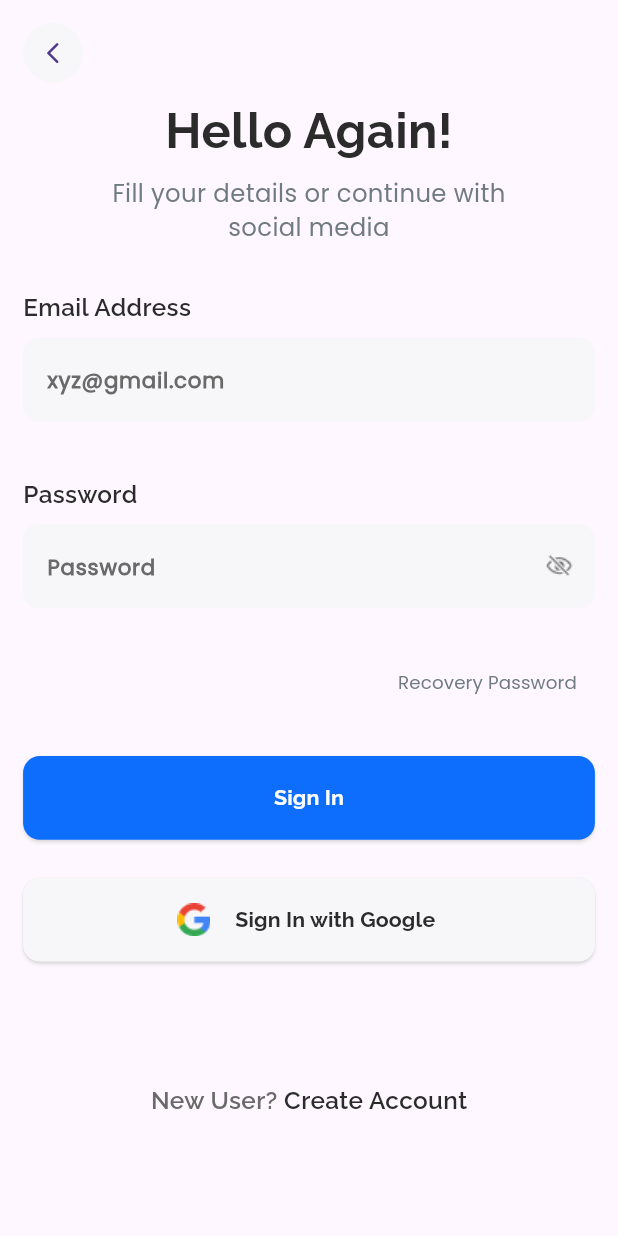
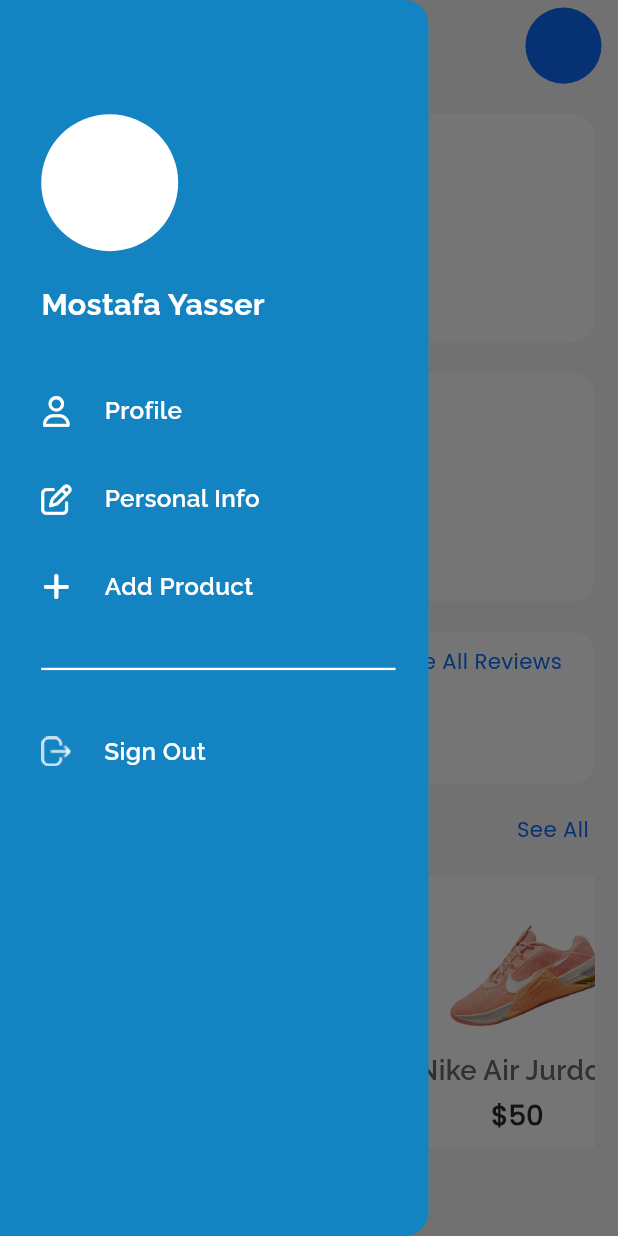
Before and after one commit to mostafa1255/Nike_Vendors_App, a Flutter app: the screen it shows after launch, with the side drawer open (before the commit the screen has no drawer), on a phone screen of 412 x 824 dp. Run offline on Flutter 3.47's test engine with Material 3 defaults, Android fonts, the phone set to English and light mode, and no system bars; drawn by our look-alikes of auto_size_text; our stand-ins replace bloc, cloud_firestore, dartz, firebase_auth, firebase_core, flutter_bloc and 4 more; accounts and stored records are empty.

Commit message:
Finish Home Screen UI

```diff
--- a/lib/app/core/styles/text_Style.dart
+++ b/lib/app/core/styles/text_Style.dart
@@ -4,6 +4,13 @@ import 'package:flutter_screenutil/flutter_screenutil.dart';
 import '../constants.dart';
 
 class Txtstyle {
+  static TextStyle style50({required BuildContext context}) {
+    return TextStyle(
+        // fontFamily: Constants.popinsFamily,
+        fontSize: 50.sp,
+        color: Colors.white);
+  }
+
   static TextStyle style34({required BuildContext context}) {
     return TextStyle(
         fontFamily: Constants.relwayFamily,
--- a/lib/app/router/app_router.dart
+++ b/lib/app/router/app_router.dart
@@ -22,7 +22,7 @@ abstract class Approuter {
     routes: [
       GoRoute(
         path: initial,
-        builder: (context, state) => LoginScreen(),
+        builder: (context, state) => HomeScreen(),
       ),
       /*  GoRoute(
         path: pageview,
--- a/lib/app/views/screens/home_screen/home_screen.dart
+++ b/lib/app/views/screens/home_screen/home_screen.dart
@@ -1,142 +1,21 @@
 import 'package:flutter/material.dart';
+import 'package:nike_app_vendors/app/views/screens/home_screen/widgets/homeAppBar.dart';
 
-class VendorHomeScreen extends StatelessWidget {
+import '../../../core/styles/App_Colors.dart';
+import 'widgets/HomeDrawer.dart';
+import 'widgets/HomeScreenBody.dart';
+
+class HomeScreen extends StatelessWidget {
+  const HomeScreen({super.key});
+// This code defines a HomeScreen class that extends StatelessWidget. It builds a Scaffold widget with a body of HomeScreenBody widget.
+
   @override
   Widget build(BuildContext context) {
     return Scaffold(
-      appBar: AppBar(
-        title: const Text('Nike Shoes Vendor'),
-      ),
-      body: const SingleChildScrollView(
-        padding: EdgeInsets.all(16.0),
-        child: Column(
-          crossAxisAlignment: CrossAxisAlignment.stretch,
-          children: [
-            Text(
-              'Product Catalog',
-              style: TextStyle(fontSize: 24, fontWeight: FontWeight.bold),
-            ),
-            // Product Catalog Widget
-            // Implement a widget to splay the list of Nike shoes products
-
-            SizedBox(height: 20),
-
-            Text(
-              'Order Management',
-              style: TextStyle(fontSize: 24, fontWeight: FontWeight.bold),
-            ),
-            // Order Management Widget
-            // Implement a widget to display and manage incoming orders
-
-            SizedBox(height: 20),
-
-            Text(
-              'Profile and Settings',
-              style: TextStyle(fontSize: 24, fontWeight: FontWeight.bold),
-            ),
-            // Profile and Settings Widget
-            // Implement a widget to view and edit vendor profile information
-          ],
-        ),
-      ),
-      bottomNavigationBar: BottomNavigationBar(
-        items: const [
-          BottomNavigationBarItem(
-            icon: Icon(Icons.home),
-            label: 'Home',
-          ),
-          BottomNavigationBarItem(
-            icon: Icon(Icons.shopping_cart),
-            label: 'Orders',
-          ),
-          BottomNavigationBarItem(
-            icon: Icon(Icons.person),
-            label: 'Profile',
-          ),
-        ],
-      ),
+      backgroundColor: AppColors.kOfWhiteColor,
+      drawer: const HomeDrawer(),
+      appBar: homeAppBar(context),
+      body: HomeScreenBody(),
     );
   }
 }
-/**import 'package:flutter/material.dart';
-import 'package:flutter/services.dart';
-
-void main() {
-  runApp(MaterialApp(home: RegisterAccountScreen()));
-}
-
-class RegisterAccountScreen extends StatelessWidget {
-  @override
-  Widget build(BuildContext context) {
-    return Scaffold(
-      appBar: AppBar(
-        title: Text('Register Account'),
-        leading: IconButton(
-          icon: Icon(Icons.arrow_back),
-          onPressed: () => Navigator.pop(context),
-        ),
-      ),
-      body: Padding(
-        padding: EdgeInsets.all(16.0),
-        child: Column(
-          crossAxisAlignment: CrossAxisAlignment.stretch,
-          children: <Widget>[
-            Text(
-              'Register Account',
-              style: TextStyle(fontSize: 24, fontWeight: FontWeight.bold),
-            ),
-            SizedBox(height: 8),
-            Text(
-              'Fill your details or continue with social media',
-              style: TextStyle(fontSize: 15, color: Colors.black54),
-            ),
-            SizedBox(height: 32),
-            TextFormField(
-              decoration: InputDecoration(
-                labelText: 'Your Name',
-                errorText: 'Please enter correct name',
-              ),
-              obscureText: true,
-            ),
-            SizedBox(height: 16),
-            TextFormField(
-              decoration: InputDecoration(
-                labelText: 'Email Address',
-                errorText: 'Please enter correct Email',
-              ),
-              keyboardType: TextInputType.emailAddress,
-            ),
-            SizedBox(height: 16),
-            TextFormField(
-              decoration: InputDecoration(
-                labelText: 'Password',
-                errorText: 'Please enter correct Password',
-                suffixIcon: IconButton(
-                  icon: Icon(Icons.visibility_off),
-                  onPressed: () {},
-                ),
-              ),
-              obscureText: true,
-            ),
-            SizedBox(height: 32),
-            ElevatedButton(
-              child: Text('Sign Up'),
-              onPressed: () {},
-            ),
-            SizedBox(height: 16),
-            OutlinedButton.icon(
-              icon: Image.asset('assets/google_icon.png', width: 24, height: 24), // Add your Google icon asset
-              label: Text('Sign In with Google'),
-              onPressed: () {},
-            ),
-            TextButton(
-              child: Text('Already Have Account? Log In'),
-              onPressed: () {},
-            ),
-          ],
-        ),
-      ),
-    );
-  }
-}
- */
--- /dev/null
+++ b/lib/app/views/screens/home_screen/widgets/CustomHomeCardListView.dart
@@ -0,0 +1,88 @@
+import 'package:flutter/material.dart';
+import 'package:flutter_screenutil/flutter_screenutil.dart';
+
+import '../../../../core/constants.dart';
+import '../../../../core/styles/App_Colors.dart';
+import '../../../../core/styles/text_Style.dart';
+import '../../../widgets/FavoriteIconAction.dart';
+import '../../../widgets/VsizedBox.dart';
+
+class CustomHomeCardListView extends StatelessWidget {
+  const CustomHomeCardListView({
+    super.key,
+    required this.productImage,
+    required this.productName,
+    required this.productPrice,
+  });
+  final String productImage;
+  final String productName;
+  final String productPrice;
+
+  @override
+  Widget build(BuildContext context) {
+    return SizedBox(
+      width: 375.w,
+      height: 180.h,
+      child: ListView.builder(
+          itemCount: 5,
+          physics: const BouncingScrollPhysics(),
+          shrinkWrap: true,
+          scrollDirection: Axis.horizontal,
+          padding: EdgeInsets.zero,
+          itemBuilder: (context, index) {
+            return Padding(
+              padding: EdgeInsets.only(right: 25.w),
+              child: SizedBox(
+                height: 250.h,
+                width: 180.w,
+                child: Card(
+                  shape: RoundedRectangleBorder(
+                    borderRadius: BorderRadius.circular(23.r),
+                  ),
+                  margin: EdgeInsets.zero,
+                  elevation: 0.0,
+                  color: Colors.white,
+                  child: Padding(
+                    padding: EdgeInsets.only(left: 10.w),
+                    child: Column(
+                      crossAxisAlignment: CrossAxisAlignment.center,
+                      children: [
+                        SizedBox(
+                            width: 160.w,
+                            height: 110.h,
+                            child: Image.asset(
+                              productImage,
+                              fit: BoxFit.cover,
+                            )),
+                        const VsizedBox(height: 5),
+                        Flexible(
+                          child: Text(
+                            productName,
+                            overflow: TextOverflow.ellipsis,
+                            style: Txtstyle.style18(context: context).copyWith(
+                                fontFamily: Constants.relwayFamily,
+                                color: AppColors.kDeepGreyColorA6A,
+                                fontWeight: FontWeight.w600),
+                          ),
+                        ),
+                        const VsizedBox(height: 5),
+                        Flexible(
+                          child: Text(
+                            "\$$productPrice",
+                            overflow: TextOverflow.ellipsis,
+                            style: Txtstyle.style18(context: context).copyWith(
+                                fontFamily: Constants.popinsFamily,
+                                color: AppColors.kFontColor,
+                                fontWeight: FontWeight.w600),
+                          ),
+                        ),
+                      ],
+                    ),
+                  ),
+                ),
+              ),
+            );
+          }),
+    );
+  }
+}
--- /dev/null
+++ b/lib/app/views/screens/home_screen/widgets/CustomRowDrawer.dart
@@ -0,0 +1,29 @@
+import 'package:flutter/material.dart';
+
+import '../../../../core/constants.dart';
+import '../../../../core/styles/text_Style.dart';
+import '../../../widgets/HsizedBox.dart';
+
+class CustomRowDrawer extends StatelessWidget {
+  const CustomRowDrawer({
+    super.key,
+    required this.widget,
+    required this.text,
+  });
+  final Widget widget;
+  final String text;
+  @override
+  Widget build(BuildContext context) {
+    return Row(
+      children: [
+        widget,
+        const HsizedBox(width: 20),
+        Text(
+          text,
+          style: Txtstyle.style16(context: context)
+              .copyWith(fontFamily: Constants.relwayFamily),
+        ),
+      ],
+    );
+  }
+}
--- /dev/null
+++ b/lib/app/views/screens/home_screen/widgets/HomeDrawer.dart
@@ -0,0 +1,81 @@
+import 'package:flutter/material.dart';
+import 'package:flutter_screenutil/flutter_screenutil.dart';
+import 'package:font_awesome_flutter/font_awesome_flutter.dart';
+import '../../../../core/styles/App_Colors.dart';
+import '../../../../core/styles/App_Image.dart';
+import '../../../../core/styles/text_Style.dart';
+import '../../../widgets/VsizedBox.dart';
+import 'CustomRowDrawer.dart';
+
+class HomeDrawer extends StatelessWidget {
+  const HomeDrawer({
+    super.key,
+  });
+
+  @override
+  Widget build(BuildContext context) {
+    return Drawer(
+      width: 260.w,
+      backgroundColor: AppColors.kSecondaryColor,
+      child: Padding(
+        padding: EdgeInsets.only(left: 25.w, top: 75.h),
+        child: Column(
+          crossAxisAlignment: CrossAxisAlignment.start,
+          children: [
+            CircleAvatar(
+              backgroundColor: Colors.white,
+              radius: 45.r,
+            ),
+            const VsizedBox(height: 20),
+            Text(
+              "Mostafa Yasser",
+              style: Txtstyle.style20(context: context),
+            ),
+            const VsizedBox(height: 45),
+            CustomRowDrawer(
+              widget: Icon(
+                FontAwesomeIcons.user,
+                size: 20.sp,
+                color: Colors.white,
+              ),
+              text: "Profile",
+            ),
+            const VsizedBox(height: 35),
+            CustomRowDrawer(
+              widget: Icon(
+                FontAwesomeIcons.edit,
+                color: Colors.white,
+                size: 20.sp,
+              ),
+              text: "Personal Info",
+            ),
+            const VsizedBox(height: 35),
+            CustomRowDrawer(
+              widget: Icon(
+                FontAwesomeIcons.add,
+                size: 20.sp,
+                color: Colors.white,
+              ),
+              text: "Add Product",
+            ),
+            const VsizedBox(height: 35),
+            Divider(
+              color: Colors.white,
+              thickness: 1.4.w,
+              endIndent: 20.w,
+              indent: 0,
+            ),
+            const VsizedBox(height: 35),
+            CustomRowDrawer(
+              widget: Image.asset(
+                AppImages.iconsIconSignOut,
+                color: Colors.white,
+              ),
+              text: "Sign Out",
+            ),
+          ],
+        ),
+      ),
+    );
+  }
+}
--- /dev/null
+++ b/lib/app/views/screens/home_screen/widgets/HomeScreenBody.dart
@@ -0,0 +1,166 @@
+import 'package:auto_size_text/auto_size_text.dart';
+import 'package:flutter/material.dart';
+import 'package:flutter_screenutil/flutter_screenutil.dart';
+import 'package:nike_app_vendors/app/core/styles/App_Image.dart';
+import 'package:nike_app_vendors/app/views/screens/home_screen/widgets/CustomHomeCardListView.dart';
+import 'package:nike_app_vendors/app/views/widgets/HsizedBox.dart';
+import 'package:nike_app_vendors/app/views/widgets/VsizedBox.dart';
+import '../../../../core/styles/App_Colors.dart';
+import '../../../../core/styles/text_Style.dart';
+
+class HomeScreenBody extends StatelessWidget {
+  const HomeScreenBody({super.key});
+
+  @override
+  Widget build(BuildContext context) {
+    return SafeArea(
+        child: Padding(
+      padding: EdgeInsets.only(top: 15.h, left: 14.w, right: 14.w),
+      child: SingleChildScrollView(
+          child: Column(
+        crossAxisAlignment: CrossAxisAlignment.start,
+        children: [
+          Container(
+            width: 350.w,
+            height: 150.h,
+            decoration: BoxDecoration(
+                color: Colors.white, borderRadius: BorderRadius.circular(15.r)),
+            child: Padding(
+              padding: EdgeInsets.all(13.h),
+              child: Column(
+                mainAxisAlignment: MainAxisAlignment.spaceBetween,
+                children: [
+                  AutoSizeText(
+                    "20",
+                    style: TextStyle(
+                      fontSize: 50.sp,
+                      fontWeight: FontWeight.bold,
+                      color: Colors.black,
+                    ),
+                    maxLines: 2,
+                    minFontSize: 10,
+                  ),
+                  Text(
+                    "TOTAL Orders",
+                    style: Txtstyle.style14(context: context).copyWith(
+                        fontWeight: FontWeight.bold,
+                        color: AppColors.kGreyColorB81),
+                  ),
+                ],
+              ),
+            ),
+          ),
+          const VsizedBox(height: 20),
+          Container(
+            width: 350.w,
+            height: 150.h,
+            decoration: BoxDecoration(
+                color: Colors.white, borderRadius: BorderRadius.circular(15.r)),
+            child: Padding(
+              padding: EdgeInsets.all(20.h),
+              child: Column(
+                mainAxisAlignment: MainAxisAlignment.spaceBetween,
+                children: [
+                  Text(
+                    "TOTAL Revenue",
+                    style: Txtstyle.style14(context: context).copyWith(
+                        fontWeight: FontWeight.bold,
+                        color: AppColors.kGreyColorB81),
+                  ),
+                  AutoSizeText(
+                    "\$1600",
+                    style: TextStyle(
+                      fontSize: 40.sp,
+                      fontWeight: FontWeight.bold,
+                      color: Colors.black,
+                    ),
+                    maxLines: 2,
+                    minFontSize: 10,
+                  ),
+                ],
+              ),
+            ),
+          ),
+          const VsizedBox(height: 20),
+          Container(
+            width: 350.w,
+            height: 100.h,
+            decoration: BoxDecoration(
+                color: Colors.white, borderRadius: BorderRadius.circular(15.r)),
+            child: Padding(
+              padding: EdgeInsets.symmetric(horizontal: 20.w, vertical: 10.h),
+              child: Column(
+                mainAxisAlignment: MainAxisAlignment.spaceBetween,
+                children: [
+                  Row(
+                    mainAxisAlignment: MainAxisAlignment.spaceBetween,
+                    children: [
+                      Text(
+                        "Reviews",
+                        style: Txtstyle.style14(context: context).copyWith(
+                            fontWeight: FontWeight.w500,
+                            color: AppColors.kFontColor),
+                      ),
+                      Text(
+                        "See All Reviews",
+                        style: Txtstyle.style14(context: context).copyWith(
+                            fontWeight: FontWeight.w500,
+                            color: AppColors.kPrimaryColor),
+                      ),
+                    ],
+                  ),
+                  Row(
+                    children: [
+                      Icon(
+                        Icons.star,
+                        size: 27.sp,
+                        color: AppColors.kPrimaryColor,
+                      ),
+                      HsizedBox(width: 5),
+                      Text(
+                        "4.6",
+                        style: Txtstyle.style22(context: context).copyWith(
+                            fontWeight: FontWeight.bold,
+                            fontFamily: "",
+                            color: AppColors.kPrimaryColor),
+                      ),
+                      HsizedBox(width: 20),
+                      Text(
+                        "Total 20 Reviews",
+                        style: Txtstyle.style14(context: context).copyWith(
+                            fontWeight: FontWeight.w500,
+                            color: AppColors.kFontColor),
+                      ),
+                    ],
+                  )
+                ],
+              ),
+            ),
+          ),
+          const VsizedBox(height: 20),
+          Row(
+            mainAxisAlignment: MainAxisAlignment.spaceBetween,
+            children: [
+              Text(
+                "Your Product",
+                style: Txtstyle.style14(context: context).copyWith(
+                    fontWeight: FontWeight.w500, color: AppColors.kFontColor),
+              ),
+              Text(
+                "See All ",
+                style: Txtstyle.style14(context: context).copyWith(
+                    fontWeight: FontWeight.w500,
+                    color: AppColors.kPrimaryColor),
+              ),
+            ],
+          ),
+          const VsizedBox(height: 20),
+          const CustomHomeCardListView(
+              productImage: AppImages.imagesImagenikeshoes3,
+              productName: "Nike Air Jurdon",
+              productPrice: "50")
+        ],
+      )),
+    ));
+  }
+}
--- /dev/null
+++ b/lib/app/views/screens/home_screen/widgets/homeAppBar.dart
@@ -0,0 +1,45 @@
+import 'package:flutter/material.dart';
+import 'package:flutter_screenutil/flutter_screenutil.dart';
+import '../../../../core/styles/App_Colors.dart';
+import '../../../../core/styles/App_Image.dart';
+import '../../../../core/styles/text_Style.dart';
+import '../../../widgets/HsizedBox.dart';
+
+PreferredSizeWidget homeAppBar(BuildContext context) {
+  return AppBar(
+    surfaceTintColor: Colors.transparent,
+    backgroundColor: AppColors.kOfWhiteColor,
+    leading: Builder(
+      builder: (context) => IconButton(
+          onPressed: () => Scaffold.of(context).openDrawer(),
+          icon: Image.asset(AppImages.iconsIconhomeleading)),
+    ),
+    toolbarHeight: 60.h,
+    centerTitle: true,
+    title: SizedBox(
+        width: 150.w,
+        height: 50.h,
+        child: Column(
+          crossAxisAlignment: CrossAxisAlignment.start,
+          children: [
+            Text(
+              "Location",
+              style: Txtstyle.style12(context: context).copyWith(
+                  fontWeight: FontWeight.bold, color: AppColors.kPrimaryColor),
+            ),
+            Text(
+              "Halal Lab office",
+              style: Txtstyle.style14(context: context).copyWith(
+                  fontWeight: FontWeight.w500, color: AppColors.kFontColor),
+            ),
+          ],
+        )),
+    actions: [
+      CircleAvatar(
+        radius: 25.r,
+        backgroundColor: AppColors.kPrimaryColor,
+      ),
+      const HsizedBox(width: 10)
+    ],
+  );
+}
```
Also changed, not shown: pubspec.yaml (+6 -12 lines), pubspec.lock.
